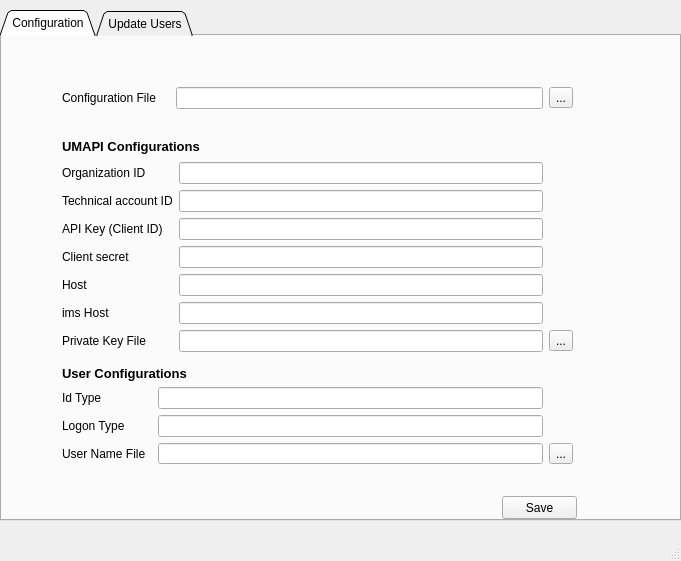
First picture: the form in resource/ui_main_window_base.ui, repository harikanthan/user-update, before the edit.
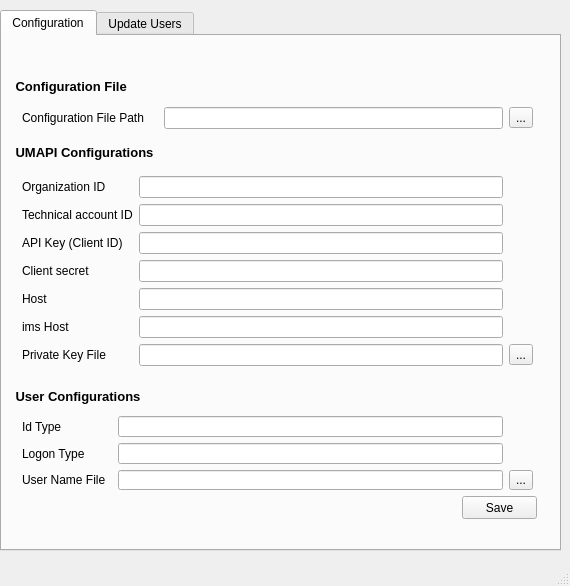
Second picture: the form after the edit.

What changed in the file:
```diff
--- a/resource/ui_main_window_base.ui
+++ b/resource/ui_main_window_base.ui
@@ -6,8 +6,8 @@
    <rect>
     <x>0</x>
     <y>0</y>
-    <width>681</width>
-    <height>561</height>
+    <width>570</width>
+    <height>586</height>
    </rect>
   </property>
   <property name="windowTitle">
@@ -19,8 +19,8 @@
      <rect>
       <x>0</x>
       <y>10</y>
-      <width>681</width>
-      <height>511</height>
+      <width>561</width>
+      <height>541</height>
      </rect>
     </property>
     <property name="sizePolicy">
@@ -30,22 +30,68 @@
      </sizepolicy>
     </property>
     <property name="tabShape">
-     <enum>QTabWidget::Triangular</enum>
+     <enum>QTabWidget::Rounded</enum>
     </property>
     <property name="currentIndex">
      <number>0</number>
     </property>
+    <property name="iconSize">
+     <size>
+      <width>16</width>
+      <height>16</height>
+     </size>
+    </property>
     <property name="elideMode">
-     <enum>Qt::ElideLeft</enum>
+     <enum>Qt::ElideNone</enum>
     </property>
     <widget class="QWidget" name="tab">
      <attribute name="title">
       <string>Configuration</string>
      </attribute>
+     <widget class="QLabel" name="label">
+      <property name="geometry">
+       <rect>
+        <x>10</x>
+        <y>106</y>
+        <width>541</width>
+        <height>20</height>
+       </rect>
+      </property>
+      <property name="font">
+       <font>
+        <pointsize>10</pointsize>
+        <weight>75</weight>
+        <bold>true</bold>
+       </font>
+      </property>
+      <property name="text">
+       <string> UMAPI Configurations</string>
+      </property>
+     </widget>
+     <widget class="QLabel" name="label_2">
+      <property name="geometry">
+       <rect>
+        <x>10</x>
+        <y>350</y>
+        <width>541</width>
+        <height>20</height>
+       </rect>
+      </property>
+      <property name="font">
+       <font>
+        <pointsize>10</pointsize>
+        <weight>75</weight>
+        <bold>true</bold>
+       </font>
+      </property>
+      <property name="text">
+       <string> User Configurations</string>
+      </property>
+     </widget>
      <widget class="QPushButton" name="save">
       <property name="geometry">
        <rect>
-        <x>500</x>
+        <x>460</x>
         <y>460</y>
         <width>75</width>
         <height>23</height>
@@ -58,82 +104,12 @@
      <widget class="QWidget" name="layoutWidget">
       <property name="geometry">
        <rect>
-        <x>60</x>
-        <y>50</y>
+        <x>20</x>
+        <y>140</y>
         <width>511</width>
-        <height>24</height>
+        <height>192</height>
        </rect>
       </property>
-      <layout class="QHBoxLayout" name="horizontalLayout_2">
-       <item>
-        <layout class="QHBoxLayout" name="horizontalLayout">
-         <item>
-          <widget class="QLabel" name="label_3">
-           <property name="text">
-            <string>Configuration File    </string>
-           </property>
-          </widget>
-         </item>
-        </layout>
-       </item>
-       <item>
-        <layout class="QVBoxLayout" name="verticalLayout_7">
-         <item>
-          <widget class="QLineEdit" name="config_File_name"/>
-         </item>
-        </layout>
-       </item>
-       <item>
-        <layout class="QVBoxLayout" name="verticalLayout_8">
-         <item>
-          <widget class="QToolButton" name="configFilePath">
-           <property name="text">
-            <string>...</string>
-           </property>
-          </widget>
-         </item>
-        </layout>
-       </item>
-      </layout>
-     </widget>
-     <widget class="QLabel" name="message">
-      <property name="geometry">
-       <rect>
-        <x>100</x>
-        <y>20</y>
-        <width>401</width>
-        <height>21</height>
-       </rect>
-      </property>
-      <property name="text">
-       <string/>
-      </property>
-     </widget>
-     <widget class="QWidget" name="">
-      <property name="geometry">
-       <rect>
-        <x>60</x>
-        <y>100</y>
-        <width>511</width>
-        <height>216</height>
-       </rect>
-      </property>
-      <layout class="QVBoxLayout" name="verticalLayout_9">
-       <item>
-        <widget class="QLabel" name="label">
-         <property name="font">
-          <font>
-           <pointsize>10</pointsize>
-           <weight>75</weight>
-           <bold>true</bold>
-          </font>
-         </property>
-         <property name="text">
-          <string>UMAPI Configurations</string>
-         </property>
-        </widget>
-       </item>
-       <item>
         <layout class="QGridLayout" name="gridLayout_2">
          <item row="0" column="0">
           <layout class="QVBoxLayout" name="verticalLayout">
@@ -291,34 +267,16 @@
           </layout>
          </item>
         </layout>
-       </item>
-      </layout>
      </widget>
-     <widget class="QWidget" name="">
+     <widget class="QWidget" name="layoutWidget">
       <property name="geometry">
        <rect>
-        <x>60</x>
-        <y>330</y>
+        <x>20</x>
+        <y>380</y>
         <width>511</width>
-        <height>98</height>
+        <height>74</height>
        </rect>
       </property>
-      <layout class="QVBoxLayout" name="verticalLayout_10">
-       <item>
-        <widget class="QLabel" name="label_2">
-         <property name="font">
-          <font>
-           <pointsize>10</pointsize>
-           <weight>75</weight>
-           <bold>true</bold>
-          </font>
-         </property>
-         <property name="text">
-          <string>User Configurations</string>
-         </property>
-        </widget>
-       </item>
-       <item>
         <layout class="QGridLayout" name="gridLayout">
          <item row="1" column="1">
           <widget class="QLineEdit" name="logon_type"/>
@@ -358,9 +316,89 @@
           </widget>
          </item>
         </layout>
-       </item>
-      </layout>
-     </widget>
+     </widget>
+     <widget class="QWidget" name="layoutWidget">
+      <property name="geometry">
+       <rect>
+        <x>20</x>
+        <y>70</y>
+        <width>511</width>
+        <height>24</height>
+       </rect>
+      </property>
+      <layout class="QHBoxLayout" name="horizontalLayout_2">
+       <item>
+        <layout class="QHBoxLayout" name="horizontalLayout">
+         <item>
+          <widget class="QLabel" name="label_3">
+           <property name="text">
+            <string>Configuration File Path    </string>
+           </property>
+          </widget>
+         </item>
+        </layout>
+       </item>
+       <item>
+        <layout class="QVBoxLayout" name="verticalLayout_7">
+         <item>
+          <widget class="QLineEdit" name="config_File_name"/>
+         </item>
+        </layout>
+       </item>
+       <item>
+        <layout class="QVBoxLayout" name="verticalLayout_8">
+         <item>
+          <widget class="QToolButton" name="configFilePath">
+           <property name="text">
+            <string>...</string>
+           </property>
+          </widget>
+         </item>
+        </layout>
+       </item>
+      </layout>
+     </widget>
+     <widget class="QLabel" name="message">
+      <property name="geometry">
+       <rect>
+        <x>10</x>
+        <y>13</y>
+        <width>541</width>
+        <height>21</height>
+       </rect>
+      </property>
+      <property name="text">
+       <string/>
+      </property>
+     </widget>
+     <widget class="QLabel" name="label_4">
+      <property name="geometry">
+       <rect>
+        <x>10</x>
+        <y>40</y>
+        <width>541</width>
+        <height>21</height>
+       </rect>
+      </property>
+      <property name="font">
+       <font>
+        <pointsize>10</pointsize>
+        <weight>75</weight>
+        <bold>true</bold>
+       </font>
+      </property>
+      <property name="text">
+       <string> Configuration File</string>
+      </property>
+     </widget>
+     <zorder>label</zorder>
+     <zorder>save</zorder>
+     <zorder>layoutWidget</zorder>
+     <zorder>layoutWidget</zorder>
+     <zorder>layoutWidget</zorder>
+     <zorder>message</zorder>
+     <zorder>label_2</zorder>
+     <zorder>label_4</zorder>
     </widget>
     <widget class="QWidget" name="tab_2">
      <attribute name="title">
```
Left out of the diff: 5 changed lines with no effect on the pictures. Lines whose indentation alone changed are shown as unchanged.
